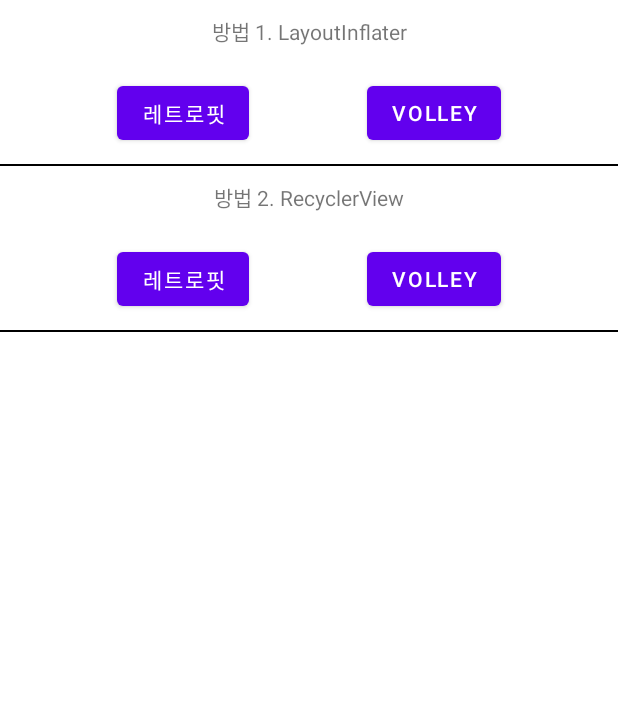
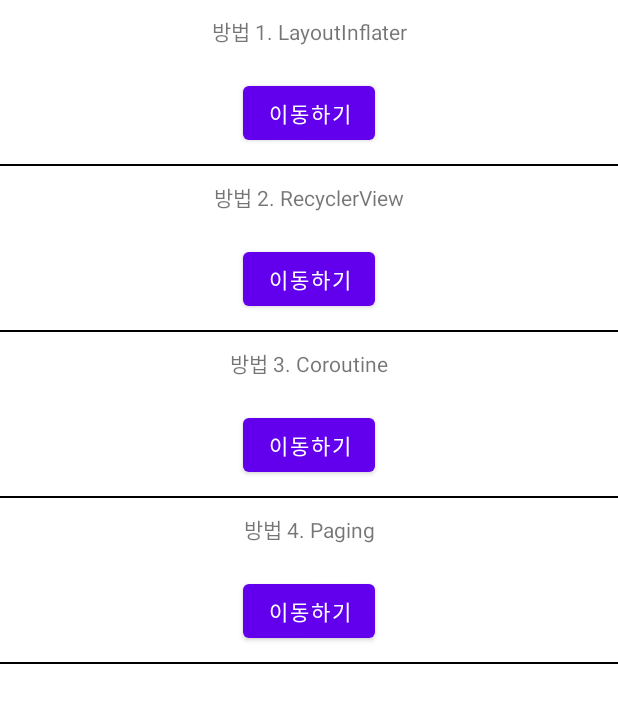
Before and after one commit to chlqudco/CompareGetImageSpeed, an Android app: the screen it shows after launch (MainActivity), on a phone screen of 412 x 824 dp. Shown: the top 703 px of the screen. Run offline under Robolectric (Android 15) with nearby library versions, the phone set to English and light mode, and no system bars.

Commit message:
1차 완성!

```diff
--- a/app/src/main/java/com/example/comparegetimagespeed/MainActivity.kt
+++ b/app/src/main/java/com/example/comparegetimagespeed/MainActivity.kt
@@ -3,23 +3,12 @@ package com.example.comparegetimagespeed
 import android.content.Intent
 import androidx.appcompat.app.AppCompatActivity
 import android.os.Bundle
-import android.util.Log
 import androidx.appcompat.app.AppCompatDelegate
-import androidx.recyclerview.widget.GridLayoutManager
-import com.example.comparegetimagespeed.URL.BASE_URL
-import com.example.comparegetimagespeed.adapter.MainAdapter
-import com.example.comparegetimagespeed.api.ApiService
 import com.example.comparegetimagespeed.databinding.ActivityMainBinding
-import com.example.comparegetimagespeed.method1.retrofit.MethodOneRetrofitActivity
-import com.example.comparegetimagespeed.method1.volley.MethodOneVolleyActivity
-import com.example.comparegetimagespeed.method2.retrofit.MethodTwoRetrofitActivity
-import com.example.comparegetimagespeed.method2.volley.MethodTwoVolleyActivity
-import com.example.comparegetimagespeed.response.UrlDto
-import retrofit2.Call
-import retrofit2.Callback
-import retrofit2.Response
-import retrofit2.Retrofit
-import retrofit2.converter.gson.GsonConverterFactory
+import com.example.comparegetimagespeed.method1.MethodOneActivity
+import com.example.comparegetimagespeed.method2.MethodTwoActivity
+import com.example.comparegetimagespeed.method3.MethodThreeActivity
+import com.example.comparegetimagespeed.method4.MethodFourActivity
 
 class MainActivity : AppCompatActivity() {
 
@@ -33,23 +22,24 @@ class MainActivity : AppCompatActivity() {
         AppCompatDelegate.setDefaultNightMode(AppCompatDelegate.MODE_NIGHT_NO)
 
         binding.Method1RetrofitButton.setOnClickListener {
-            val intent = Intent(this, MethodOneRetrofitActivity::class.java)
+            val intent = Intent(this, MethodOneActivity::class.java)
             startActivity(intent)
         }
 
-        binding.Method1VolleyButton.setOnClickListener {
-            val intent = Intent(this, MethodOneVolleyActivity::class.java)
+        binding.Method2Button.setOnClickListener {
+            val intent = Intent(this, MethodTwoActivity::class.java)
             startActivity(intent)
         }
 
-        binding.Method2RetrofitButton.setOnClickListener {
-            val intent = Intent(this, MethodTwoRetrofitActivity::class.java)
+        binding.Method3Button.setOnClickListener {
+            val intent = Intent(this, MethodThreeActivity::class.java)
             startActivity(intent)
         }
 
-        binding.Method2VolleyButton.setOnClickListener {
-            val intent = Intent(this, MethodTwoVolleyActivity::class.java)
+        binding.Method4Button.setOnClickListener {
+            val intent = Intent(this, MethodFourActivity::class.java)
             startActivity(intent)
         }
+
     }
 }
--- a/app/src/main/res/layout/activity_main.xml
+++ b/app/src/main/res/layout/activity_main.xml
@@ -27,20 +27,10 @@
             android:layout_width="wrap_content"
             android:layout_height="wrap_content"
             android:layout_marginTop="20dp"
-            android:text="레트로핏"
-            app:layout_constraintEnd_toStartOf="@id/Method1VolleyButton"
+            android:text="이동하기"
+            app:layout_constraintEnd_toEndOf="parent"
             app:layout_constraintStart_toStartOf="parent"
             app:layout_constraintTop_toBottomOf="@id/Method1TextView"
-            tools:ignore="HardcodedText" />
-
-        <Button
-            android:id="@+id/Method1VolleyButton"
-            android:layout_width="wrap_content"
-            android:layout_height="wrap_content"
-            android:text="Volley"
-            app:layout_constraintEnd_toEndOf="parent"
-            app:layout_constraintStart_toEndOf="@id/Method1RetrofitButton"
-            app:layout_constraintTop_toTopOf="@+id/Method1RetrofitButton"
             tools:ignore="HardcodedText" />
 
         <View
@@ -70,24 +60,14 @@
             tools:ignore="HardcodedText" />
 
         <Button
-            android:id="@+id/Method2RetrofitButton"
+            android:id="@+id/Method2Button"
             android:layout_width="wrap_content"
             android:layout_height="wrap_content"
             android:layout_marginTop="20dp"
-            android:text="레트로핏"
-            app:layout_constraintEnd_toStartOf="@id/Method2VolleyButton"
+            android:text="이동하기"
             app:layout_constraintStart_toStartOf="parent"
+            app:layout_constraintEnd_toEndOf="parent"
             app:layout_constraintTop_toBottomOf="@id/Method2TextView"
-            tools:ignore="HardcodedText" />
-
-        <Button
-            android:id="@+id/Method2VolleyButton"
-            android:layout_width="wrap_content"
-            android:layout_height="wrap_content"
-            android:text="Volley"
-            app:layout_constraintEnd_toEndOf="parent"
-            app:layout_constraintStart_toEndOf="@id/Method2RetrofitButton"
-            app:layout_constraintTop_toTopOf="@+id/Method2RetrofitButton"
             tools:ignore="HardcodedText" />
 
         <View
@@ -97,8 +77,83 @@
             android:background="@color/black"
             app:layout_constraintEnd_toEndOf="parent"
             app:layout_constraintStart_toStartOf="parent"
-            app:layout_constraintTop_toBottomOf="@id/Method2RetrofitButton" />
+            app:layout_constraintTop_toBottomOf="@id/Method2Button" />
 
     </androidx.constraintlayout.widget.ConstraintLayout>
 
+
+    <androidx.constraintlayout.widget.ConstraintLayout
+        android:layout_width="match_parent"
+        android:layout_height="wrap_content">
+
+        <TextView
+            android:id="@+id/Method3TextView"
+            android:layout_width="wrap_content"
+            android:layout_height="wrap_content"
+            android:layout_marginTop="10dp"
+            android:text="방법 3. Coroutine"
+            app:layout_constraintEnd_toEndOf="parent"
+            app:layout_constraintStart_toStartOf="parent"
+            app:layout_constraintTop_toTopOf="parent"
+            tools:ignore="HardcodedText" />
+
+        <Button
+            android:id="@+id/Method3Button"
+            android:layout_width="wrap_content"
+            android:layout_height="wrap_content"
+            android:layout_marginTop="20dp"
+            android:text="이동하기"
+            app:layout_constraintStart_toStartOf="parent"
+            app:layout_constraintEnd_toEndOf="parent"
+            app:layout_constraintTop_toBottomOf="@id/Method3TextView"
+            tools:ignore="HardcodedText" />
+
+        <View
+            android:layout_width="0dp"
+            android:layout_height="1dp"
+            android:layout_marginTop="10dp"
+            android:background="@color/black"
+            app:layout_constraintEnd_toEndOf="parent"
+            app:layout_constraintStart_toStartOf="parent"
+            app:layout_constraintTop_toBottomOf="@id/Method3Button" />
+
+    </androidx.constraintlayout.widget.ConstraintLayout>
+
+
+    <androidx.constraintlayout.widget.ConstraintLayout
+        android:layout_width="match_parent"
+        android:layout_height="wrap_content">
+
+        <TextView
+            android:id="@+id/Method4TextView"
+            android:layout_width="wrap_content"
+            android:layout_height="wrap_content"
+            android:layout_marginTop="10dp"
+            android:text="방법 4. Paging"
+            app:layout_constraintEnd_toEndOf="parent"
+            app:layout_constraintStart_toStartOf="parent"
+            app:layout_constraintTop_toTopOf="parent"
+            tools:ignore="HardcodedText" />
+
+        <Button
+            android:id="@+id/Method4Button"
+            android:layout_width="wrap_content"
+            android:layout_height="wrap_content"
+            android:layout_marginTop="20dp"
+            android:text="이동하기"
+            app:layout_constraintStart_toStartOf="parent"
+            app:layout_constraintEnd_toEndOf="parent"
+            app:layout_constraintTop_toBottomOf="@id/Method4TextView"
+            tools:ignore="HardcodedText" />
+
+        <View
+            android:layout_width="0dp"
+            android:layout_height="1dp"
+            android:layout_marginTop="10dp"
+            android:background="@color/black"
+            app:layout_constraintEnd_toEndOf="parent"
+            app:layout_constraintStart_toStartOf="parent"
+            app:layout_constraintTop_toBottomOf="@id/Method4Button" />
+
+    </androidx.constraintlayout.widget.ConstraintLayout>
 </LinearLayout>
```
Also changed, not shown: app/build.gradle (+16 -0 lines), app/src/main/AndroidManifest.xml (+4 -4 lines), app/src/main/java/com/example/comparegetimagespeed/adapter/PagingAdapter.kt (added, +48 -0 lines), app/src/main/java/com/example/comparegetimagespeed/api/ApiService.kt (+6 -1 lines), app/src/main/java/com/example/comparegetimagespeed/method1/MethodOneActivity.kt (renamed from app/src/main/java/com/example/comparegetimagespeed/method1/retrofit/MethodOneRetrofitActivity.kt, +9 -12 lines), app/src/main/java/com/example/comparegetimagespeed/method1/volley/MethodOneVolleyActivity.kt (deleted, +0 -12 lines), app/src/main/java/com/example/comparegetimagespeed/method2/MethodTwoActivity.kt (renamed from app/src/main/java/com/example/comparegetimagespeed/method2/retrofit/MethodTwoRetrofitActivity.kt, +5 -6 lines), app/src/main/java/com/example/comparegetimagespeed/method2/volley/MethodTwoVolleyActivity.kt (deleted, +0 -12 lines), app/src/main/java/com/example/comparegetimagespeed/method3/MethodThreeActivity.kt (added, +88 -0 lines), app/src/main/java/com/example/comparegetimagespeed/method4/Extension.kt (added, +16 -0 lines), app/src/main/java/com/example/comparegetimagespeed/method4/MethodFourActivity.kt (added, +88 -0 lines), app/src/main/java/com/example/comparegetimagespeed/method4/MethodFourPagingSource.kt (added, +38 -0 lines), app/src/main/res/layout/activity_method_four.xml (renamed from app/src/main/res/layout/activity_method_one_retrofit.xml, +9 -20 lines), app/src/main/res/layout/activity_method_one.xml (renamed from app/src/main/res/layout/activity_method_two_retrofit.xml, +21 -9 lines), 4 more files.
